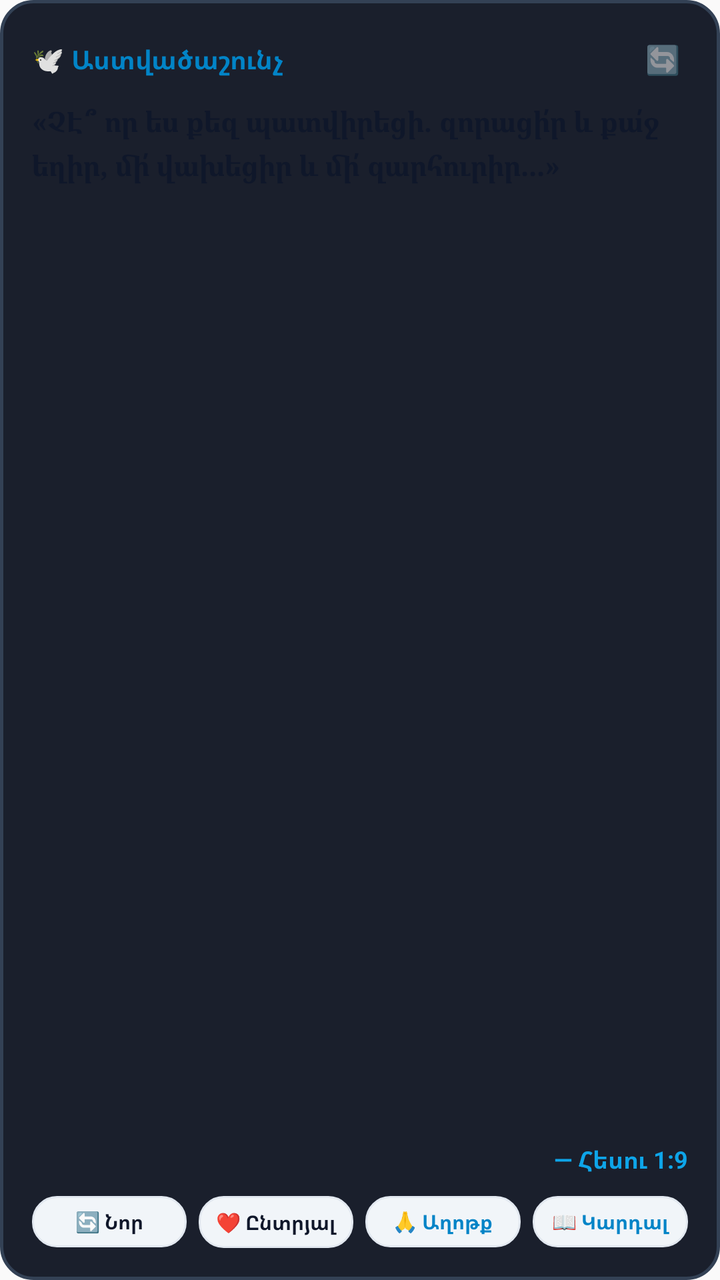
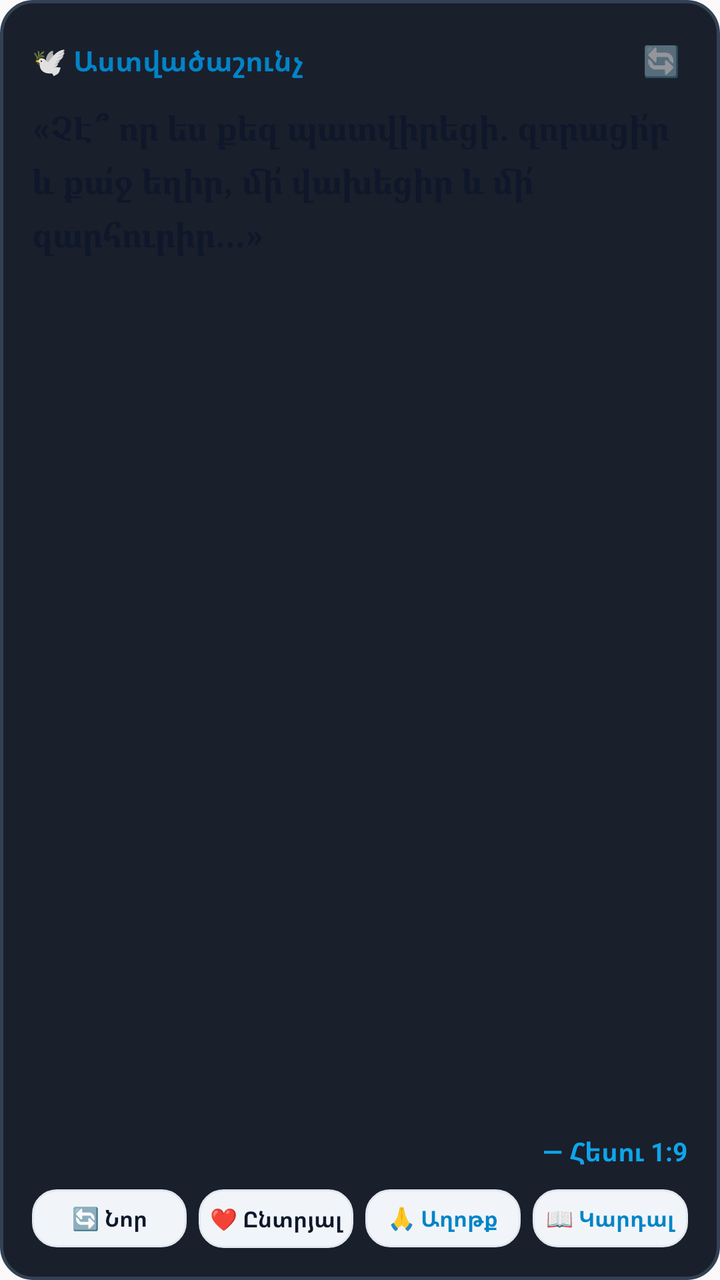

Two renders of the same Android screen: before a commit and after it. Below are the layout's source before the change and the commit's diff.
<!-- AndroidManifest.xml: application theme Theme.ArmenianBible -->
<!-- res/layout/widget_bible.xml -->
<?xml version="1.0" encoding="utf-8"?>
<LinearLayout xmlns:android="http://schemas.android.com/apk/res/android"
    android:id="@+id/widget_root"
    android:layout_width="match_parent"
    android:layout_height="match_parent"
    android:orientation="vertical"
    android:padding="16dp"
    android:background="@drawable/widget_background">

    
    <LinearLayout
        android:layout_width="match_parent"
        android:layout_height="wrap_content"
        android:orientation="horizontal"
        android:gravity="center_vertical">

        <TextView
            android:id="@+id/widget_title"
            android:layout_width="0dp"
            android:layout_height="wrap_content"
            android:layout_weight="1"
            android:text="🕊️ Աստվածաշունչ"
            android:textColor="#0284C7"
            android:textSize="13sp"
            android:textStyle="bold" />

        <TextView
            android:id="@+id/widget_refresh_icon"
            android:layout_width="wrap_content"
            android:layout_height="wrap_content"
            android:text="🔄"
            android:textSize="14sp"
            android:padding="4dp" />
    </LinearLayout>

    
    <TextView
        android:id="@+id/widget_verse_text"
        android:layout_width="match_parent"
        android:layout_height="0dp"
        android:layout_weight="1"
        android:layout_marginTop="8dp"
        android:ellipsize="end"
        android:maxLines="6"
        android:text="«ՉԷ՞ որ ես քեզ պատվիրեցի․ զորացի՛ր և քա՛ջ եղիր, մի՛ վախեցիր և մի՛ զարհուրիր...»"
        android:textColor="#0F172A"
        android:textSize="14sp"
        android:lineSpacingExtra="3dp"
        android:fontFamily="serif"
        android:textStyle="bold" />

    
    <TextView
        android:id="@+id/widget_verse_ref"
        android:layout_width="wrap_content"
        android:layout_height="wrap_content"
        android:layout_gravity="end"
        android:layout_marginTop="4dp"
        android:text="— Հեսու 1:9"
        android:textColor="#0EA5E9"
        android:textSize="12sp"
        android:textStyle="bold" />

    
    <LinearLayout
        android:layout_width="match_parent"
        android:layout_height="wrap_content"
        android:layout_marginTop="10dp"
        android:orientation="horizontal"
        android:gravity="center">

        <TextView
            android:id="@+id/widget_btn_next"
            android:layout_width="0dp"
            android:layout_height="wrap_content"
            android:layout_weight="1"
            android:layout_marginEnd="3dp"
            android:background="@drawable/widget_btn_bg"
            android:gravity="center"
            android:paddingVertical="6dp"
            android:text="🔄 Նոր"
            android:textColor="#0F172A"
            android:textSize="10sp"
            android:textStyle="bold" />

        <TextView
            android:id="@+id/widget_btn_fav"
            android:layout_width="0dp"
            android:layout_height="wrap_content"
            android:layout_weight="1"
            android:layout_marginHorizontal="3dp"
            android:background="@drawable/widget_btn_bg"
            android:gravity="center"
            android:paddingVertical="6dp"
            android:text="❤️ Ընտրյալ"
            android:textColor="#0F172A"
            android:textSize="10sp"
            android:textStyle="bold" />

        <TextView
            android:id="@+id/widget_btn_pray"
            android:layout_width="0dp"
            android:layout_height="wrap_content"
            android:layout_weight="1"
            android:layout_marginHorizontal="3dp"
            android:background="@drawable/widget_btn_bg"
            android:gravity="center"
            android:paddingVertical="6dp"
            android:text="🙏 Աղոթք"
            android:textColor="#0284C7"
            android:textSize="10sp"
            android:textStyle="bold" />

        <TextView
            android:id="@+id/widget_btn_read"
            android:layout_width="0dp"
            android:layout_height="wrap_content"
            android:layout_weight="1"
            android:layout_marginStart="3dp"
            android:background="@drawable/widget_btn_bg"
            android:gravity="center"
            android:paddingVertical="6dp"
            android:text="📖 Կարդալ"
            android:textColor="#0284C7"
            android:textSize="10sp"
            android:textStyle="bold" />
    </LinearLayout>

</LinearLayout>
<!-- resources referenced by this layout -->
<resources>
  <!-- drawable widget_background (drawable) -->
  <?xml version="1.0" encoding="utf-8"?>
  <shape xmlns:android="http://schemas.android.com/apk/res/android"
      android:shape="rectangle">
      <solid android:color="#1A1F2C" />
      <corners android:radius="16dp" />
      <stroke
          android:width="1.5dp"
          android:color="#334155" />
  </shape>
  <!-- drawable widget_btn_bg (drawable) -->
  <?xml version="1.0" encoding="utf-8"?>
  <shape xmlns:android="http://schemas.android.com/apk/res/android"
      android:shape="rectangle">
      <solid android:color="#F1F5F9" />
      <corners android:radius="12dp" />
      <stroke
          android:width="1dp"
          android:color="#E2E8F0" />
  </shape>
  <style name="Theme.ArmenianBible" parent="android:Theme.Material.Light.NoActionBar" />
</resources>

<!-- the commit's change to res/layout/widget_bible.xml (unified diff, before → after) -->
@@ -21,7 +21,7 @@
             android:layout_weight="1"
             android:text="🕊️ Աստվածաշունչ"
             android:textColor="#0284C7"
-            android:textSize="13sp"
+            android:textSize="14sp"
             android:textStyle="bold" />
 
         <TextView
@@ -29,7 +29,7 @@
             android:layout_width="wrap_content"
             android:layout_height="wrap_content"
             android:text="🔄"
-            android:textSize="14sp"
+            android:textSize="15sp"
             android:padding="4dp" />
     </LinearLayout>
 
@@ -44,8 +44,8 @@
         android:maxLines="6"
         android:text="«ՉԷ՞ որ ես քեզ պատվիրեցի․ զորացի՛ր և քա՛ջ եղիր, մի՛ վախեցիր և մի՛ զարհուրիր...»"
         android:textColor="#0F172A"
-        android:textSize="14sp"
-        android:lineSpacingExtra="3dp"
+        android:textSize="16.5sp"
+        android:lineSpacingExtra="4dp"
         android:fontFamily="serif"
         android:textStyle="bold" />
 
@@ -58,7 +58,7 @@
         android:layout_marginTop="4dp"
         android:text="— Հեսու 1:9"
         android:textColor="#0EA5E9"
-        android:textSize="12sp"
+        android:textSize="13sp"
         android:textStyle="bold" />
 
     
@@ -77,10 +77,10 @@
             android:layout_marginEnd="3dp"
             android:background="@drawable/widget_btn_bg"
             android:gravity="center"
-            android:paddingVertical="6dp"
+            android:paddingVertical="7dp"
             android:text="🔄 Նոր"
             android:textColor="#0F172A"
-            android:textSize="10sp"
+            android:textSize="11sp"
             android:textStyle="bold" />
 
         <TextView
@@ -91,10 +91,10 @@
             android:layout_marginHorizontal="3dp"
             android:background="@drawable/widget_btn_bg"
             android:gravity="center"
-            android:paddingVertical="6dp"
+            android:paddingVertical="7dp"
             android:text="❤️ Ընտրյալ"
             android:textColor="#0F172A"
-            android:textSize="10sp"
+            android:textSize="11sp"
             android:textStyle="bold" />
 
         <TextView
@@ -105,10 +105,10 @@
             android:layout_marginHorizontal="3dp"
             android:background="@drawable/widget_btn_bg"
             android:gravity="center"
-            android:paddingVertical="6dp"
+            android:paddingVertical="7dp"
             android:text="🙏 Աղոթք"
             android:textColor="#0284C7"
-            android:textSize="10sp"
+            android:textSize="11sp"
             android:textStyle="bold" />
 
         <TextView
@@ -119,10 +119,10 @@
             android:layout_marginStart="3dp"
             android:background="@drawable/widget_btn_bg"
             android:gravity="center"
-            android:paddingVertical="6dp"
+            android:paddingVertical="7dp"
             android:text="📖 Կարդալ"
             android:textColor="#0284C7"
-            android:textSize="10sp"
+            android:textSize="11sp"
             android:textStyle="bold" />
     </LinearLayout>
 
